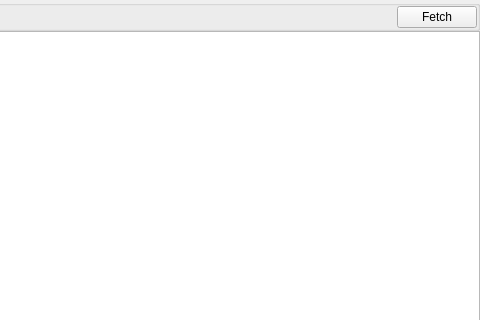
This is finance/settlement/settlementprimarywidget.ui in ytxerp/ytx-client as Qt 5 draws it before an edit; both pictures show x 337 to 817 and y 0 to 320 of the 817 by 583 pixel window. The edited form follows.
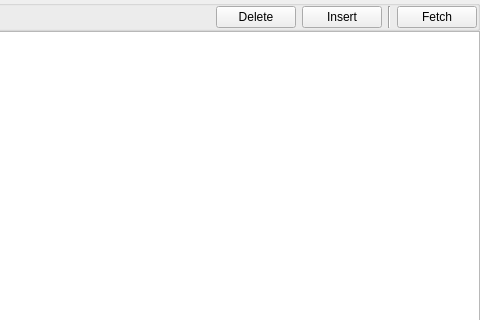
This is the edited form. Custom widgets are drawn as their Qt base class.

```diff
--- a/finance/settlement/settlementprimarywidget.ui
+++ b/finance/settlement/settlementprimarywidget.ui
@@ -89,6 +89,27 @@
         </property>
        </spacer>
       </item>
+      <item>
+       <widget class="QPushButton" name="pushButtonDelete">
+        <property name="text">
+         <string>Delete</string>
+        </property>
+       </widget>
+      </item>
+      <item>
+       <widget class="QPushButton" name="pushButtonInsert">
+        <property name="text">
+         <string>Insert</string>
+        </property>
+       </widget>
+      </item>
+      <item>
+       <widget class="Line" name="line">
+        <property name="orientation">
+         <enum>Qt::Orientation::Vertical</enum>
+        </property>
+       </widget>
+      </item>
       <item>
        <widget class="QPushButton" name="pBtnFetch">
         <property name="text">
```
Left out of the diff: 6 changed lines with no effect on the pictures.
